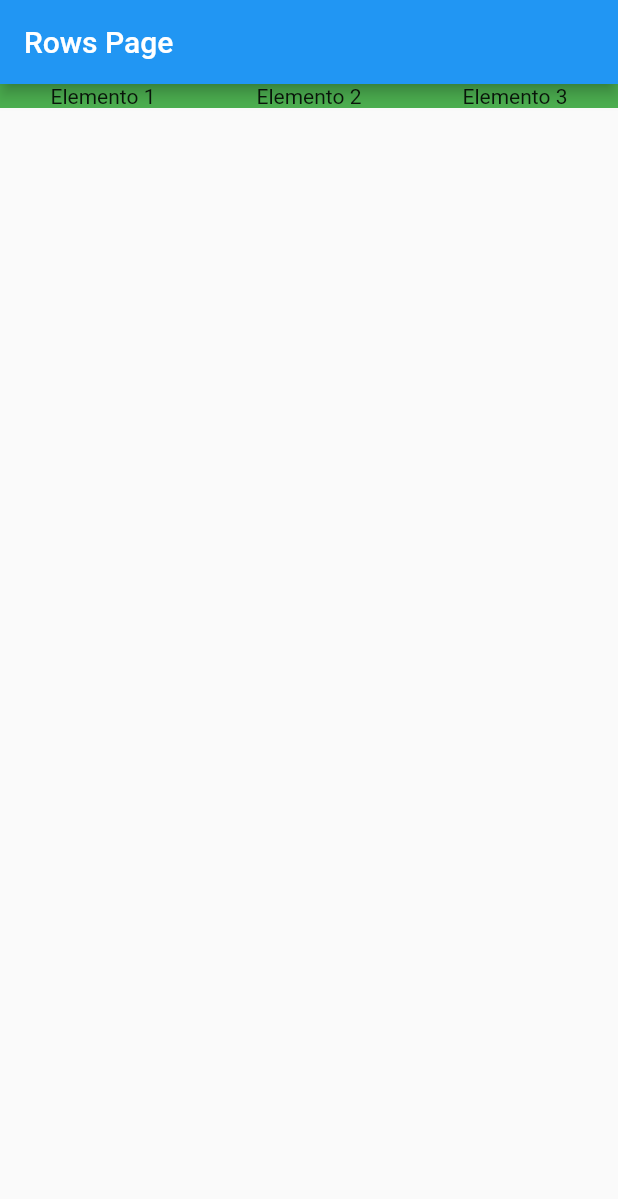
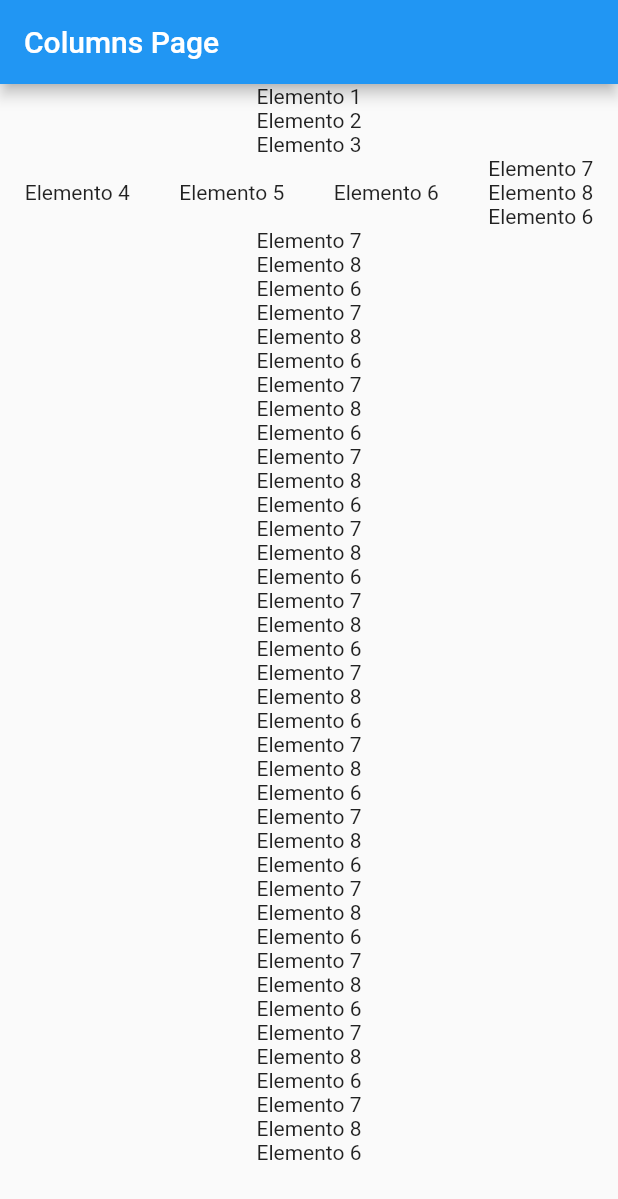
Before and after one commit to carloserig/flutter_primeiros_passos, a Flutter app: the screen it shows after launch, on a phone screen of 412 x 824 dp. Shown: the top 1199 px of the screen. Run offline on Flutter 3.47's test engine with Material 2 defaults, Android fonts, the phone set to English and light mode, and no system bars.

Commit message:
Uiltimas alterações

```diff
--- a/lib/columns_page.dart
+++ b/lib/columns_page.dart
@@ -14,13 +14,120 @@ class _ColumnsPageState extends State<ColumnsPage> {
    Widget build(BuildContext context) {
        return Scaffold(
            appBar: AppBar(title: const Text('Columns Page'),),
-           body: Container(
+           body: SingleChildScrollView(
              child: Column(
                mainAxisAlignment: MainAxisAlignment.spaceAround,
                children: [
                  const Text('Elemento 1'),
                  const Text('Elemento 2'),
                  const Text('Elemento 3'),
+                 Row(
+                   mainAxisAlignment: MainAxisAlignment.spaceAround,
+                   children: [
+                     const Text('Elemento 4'),
+                     const Text('Elemento 5'),
+                     const Text('Elemento 6'),
+                     Column(
+                       children: [
+                         const Text('Elemento 7'),
+                         const Text('Elemento 8'),
+                         const Text('Elemento 6'),
+                       ],
+                     ),
+                   ],
+                 ),
+                 Column(
+                   children: [
+                     const Text('Elemento 7'),
+                     const Text('Elemento 8'),
+                     const Text('Elemento 6'),
+                   ],
+                 ),
+                 Column(
+                   children: [
+                     const Text('Elemento 7'),
+                     const Text('Elemento 8'),
+                     const Text('Elemento 6'),
+                   ],
+                 ),
+                 Column(
+                   children: [
+                     const Text('Elemento 7'),
+                     const Text('Elemento 8'),
+                     const Text('Elemento 6'),
+                   ],
+                 ),
+                 Column(
+                   children: [
+                     const Text('Elemento 7'),
+                     const Text('Elemento 8'),
+                     const Text('Elemento 6'),
+                   ],
+                 ),
+                 Column(
+                   children: [
+                     const Text('Elemento 7'),
+                     const Text('Elemento 8'),
+                     const Text('Elemento 6'),
+                   ],
+                 ),
+                 Column(
+                   children: [
+                     const Text('Elemento 7'),
+                     const Text('Elemento 8'),
+                     const Text('Elemento 6'),
+                   ],
+                 ),
+                 Column(
+                   children: [
+                     const Text('Elemento 7'),
+                     const Text('Elemento 8'),
+                     const Text('Elemento 6'),
+                   ],
+                 ),
+                 Column(
+                   children: [
+                     const Text('Elemento 7'),
+                     const Text('Elemento 8'),
+                     const Text('Elemento 6'),
+                   ],
+                 ),
+                 Column(
+                   children: [
+                     const Text('Elemento 7'),
+                     const Text('Elemento 8'),
+                     const Text('Elemento 6'),
+                   ],
+                 ),
+                 Column(
+                   children: [
+                     const Text('Elemento 7'),
+                     const Text('Elemento 8'),
+                     const Text('Elemento 6'),
+                   ],
+                 ),
+                 Column(
+                   children: [
+                     const Text('Elemento 7'),
+                     const Text('Elemento 8'),
+                     const Text('Elemento 6'),
+                   ],
+                 ),
+
+                 Column(
+                   children: [
+                     const Text('Elemento 7'),
+                     const Text('Elemento 8'),
+                     const Text('Elemento 6'),
+                   ],
+                 ),
+                 Column(
+                   children: [
+                     const Text('Elemento 7'),
+                     const Text('Elemento 8'),
+                     const Text('Elemento 6'),
+                   ],
+                 ),
                ],
              ),
            ),
--- a/lib/main.dart
+++ b/lib/main.dart
@@ -1,4 +1,5 @@
 import 'package:flutter/material.dart';
+import 'package:flutter_primeiros_passos/columns_page.dart';
 import 'package:flutter_primeiros_passos/rows_page.dart';
 
 void main() {
@@ -12,7 +13,7 @@ class MyApp extends StatelessWidget {
   Widget build(BuildContext context) {
     return MaterialApp(
       debugShowCheckedModeBanner: false,
-      home: RowsPage(),
+      home: ColumnsPage(),
     );
   }
 }
```
Lines whose indentation alone changed are shown as unchanged.
